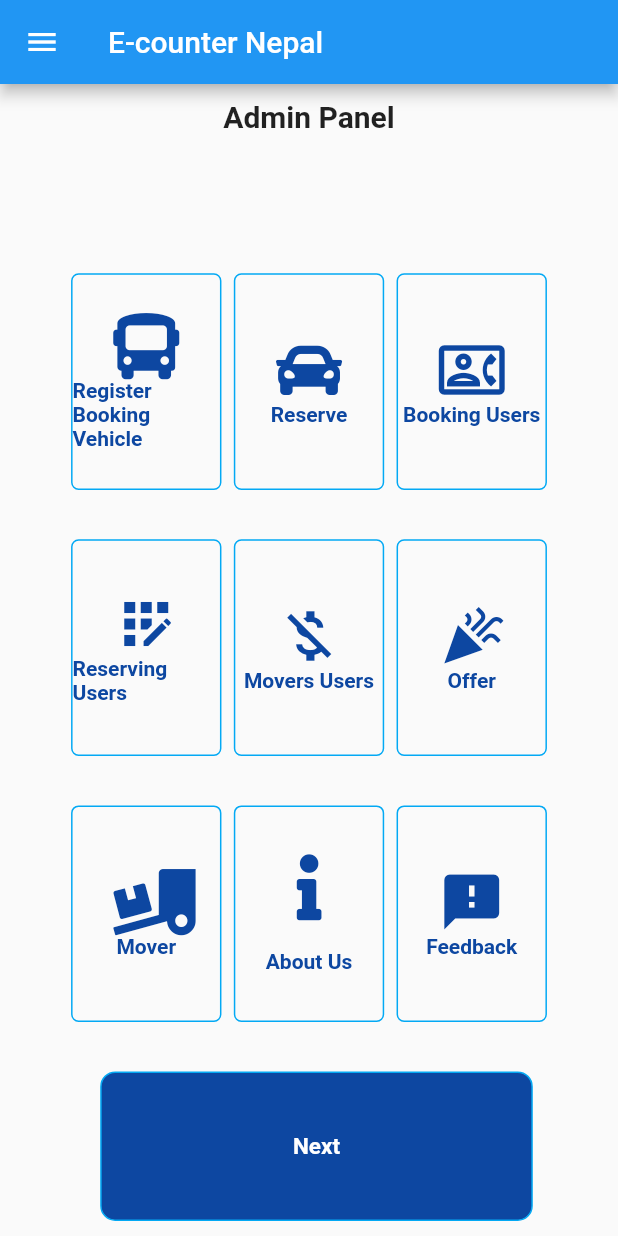
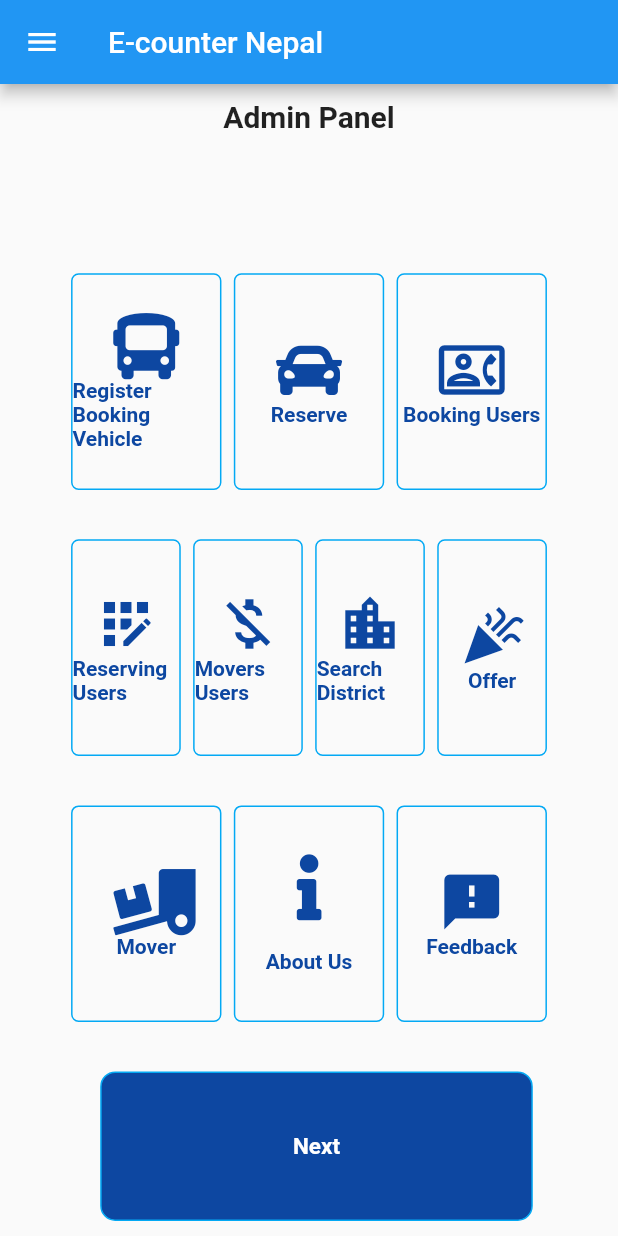
Before and after one commit to Bibekbvk/adminecounter, a Flutter app: the screen it shows after launch, on a phone screen of 412 x 824 dp. Run offline on Flutter 3.47's test engine with Material 2 defaults, Android fonts, the phone set to English and light mode, and no system bars; our stand-ins replace cloud_firestore, dropdown_search, firebase_core, font_awesome_flutter; missing offline and left inert: responsive_flutter; accounts and stored records are empty.

```diff
--- a/lib/homepage.dart
+++ b/lib/homepage.dart
@@ -3,6 +3,7 @@ import 'package:adminecounter/booking_vehicle.dart';
 import 'package:adminecounter/display_users.dart';
 import 'package:adminecounter/movers_register.dart';
 import 'package:adminecounter/reserve_register.dart';
+import 'package:adminecounter/searchdistrict.dart';
 import 'package:flutter/cupertino.dart';
 import 'package:flutter/material.dart';
 import 'package:url_launcher/url_launcher.dart';
@@ -253,8 +254,7 @@ class _e_counterState extends State<e_counter> {
                                   }),
                             ),
                             SizedBox(
-                              width: MediaQuery.of(context).size.width * 0.02,
-                            ),
+                              width: MediaQuery.of(context).size.width * 0.02,),
                             Expanded(
                               child: InkWell(
                                   child: Container(
@@ -288,6 +288,41 @@ class _e_counterState extends State<e_counter> {
                             SizedBox(
                               width: MediaQuery.of(context).size.width * 0.02,
                             ),
+                            Expanded(
+                              child: InkWell(
+                                  child: Container(
+                                    decoration: BoxDecoration(
+                                      borderRadius: BorderRadius.circular(5),
+                                      border:
+                                      Border.all(color: Colors.lightBlue),
+                                    ),
+                                    child: Column(
+                                      mainAxisAlignment:
+                                      MainAxisAlignment.center,
+                                      children: [
+                                        Icon(Icons.location_city,
+                                            color: Colors.blue[900], size: 44),
+                                        Text(
+                                          'Search District',
+                                          style: TextStyle(
+                                              color: Colors.blue[900],
+                                              fontWeight: FontWeight.bold),
+                                        )
+                                      ],
+                                    ),
+                                  ),
+                                  onTap: () {
+                                    Navigator.push(
+                                        context,
+                                        MaterialPageRoute(
+                                            builder: (context) => DistrictSearch()));
+                                  }),
+                            ),
+                            SizedBox(
+                              width: MediaQuery.of(context).size.width * 0.02,
+                            ),
+
+
                             Expanded(
                               child: InkWell(
                                   child: Container(
```
Also changed, not shown: lib/booking_vehicle.dart (+41 -6 lines), lib/searchdistrict.dart (added, +80 -0 lines), pubspec.lock.
